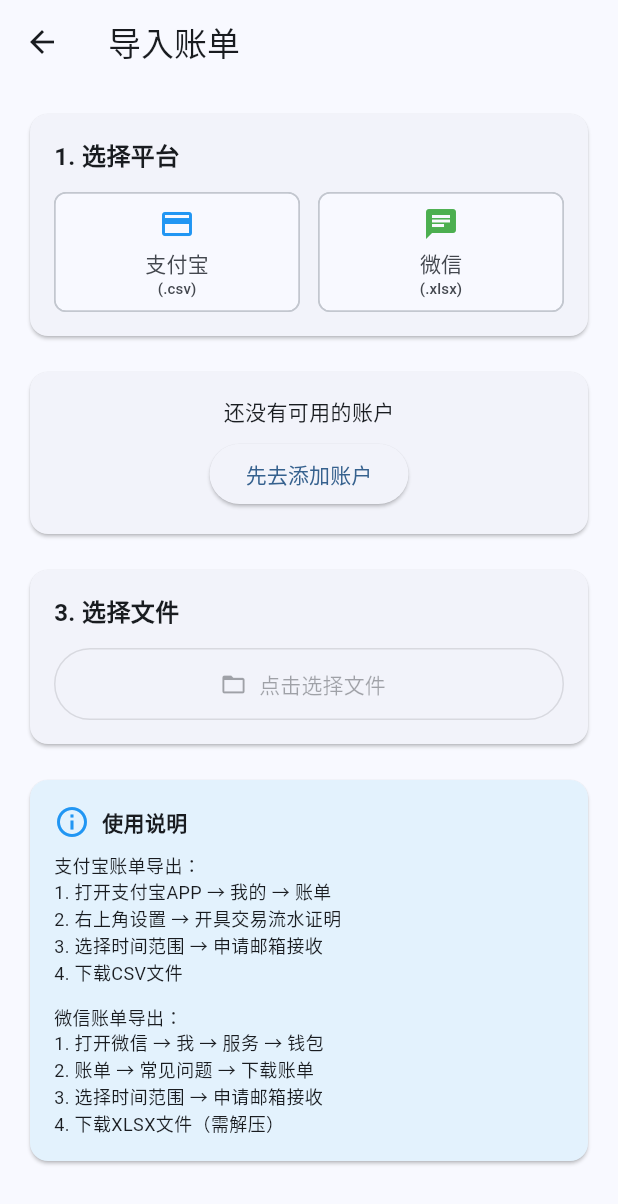
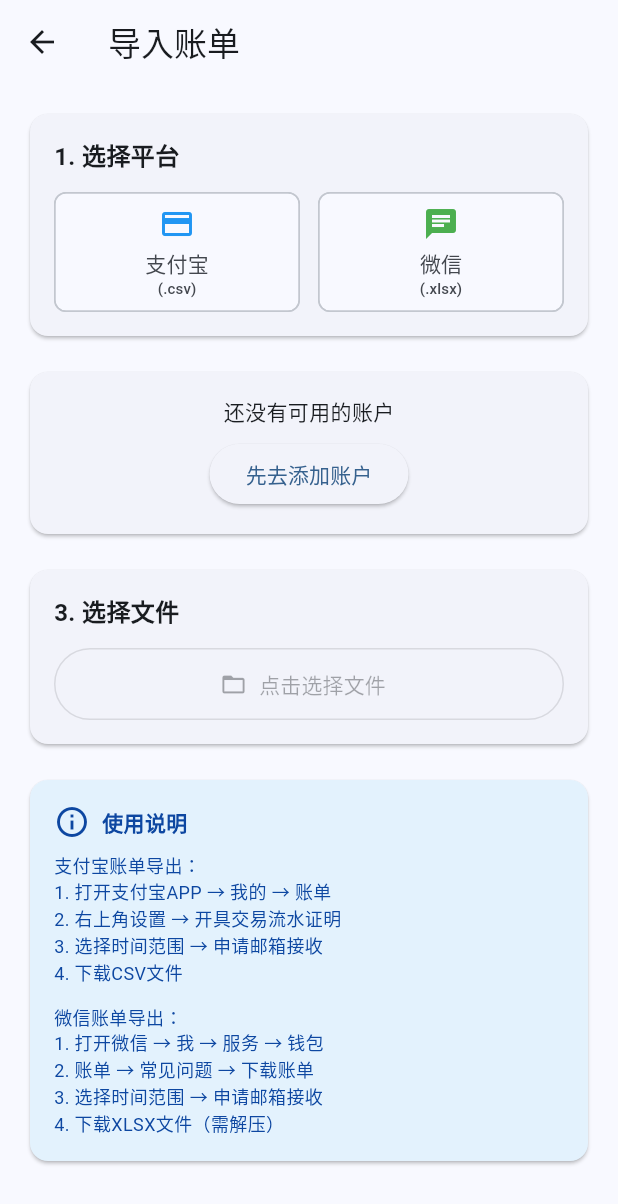
Before and after one commit to OneCodeToEnd/family_bank, a Flutter app: the BillImportScreen screen opened directly, on a phone screen of 412 x 824 dp. Shown: the top 1204 px of the screen. Run offline on Flutter 3.47's test engine with Material 3 defaults, Android fonts, the phone set to English and light mode, and no system bars; our stand-ins replace csv, file_picker, fl_chart, logger, package_info_plus, shared_preferences and 1 more; missing offline and left inert: charset, enough_mail, excel; accounts and stored records are empty.

Commit message:
refactor: 建立统一主题颜色管理系统，完善深色模式适配
## 主要改进

### 1. 创建统一颜色管理系统
- 新增 lib/theme/app_colors.dart，使用 ThemeExtension 机制
- 定义语义化颜色：success（成功）、warning（警告）、info（信息）
- 自动适配浅色/深色模式，无需手动判断 isDark
- 提供便捷访问方式：context.appColors

### 2. 注册到主题系统
- 在 main.dart 中注册 AppColors.light 和 AppColors.dark
- 与 Flutter 主题系统完美集成，自动跟随主题切换

### 3. 修复深色模式显示问题
修复了 11 个文件的硬编码颜色问题：
- ai_settings_screen.dart - 信息卡片、测试结果、模型价格卡片
- ai_prompt_edit_screen.dart - 信息卡片、重置按钮、变量标签
- validation_summary_card.dart - 背景色、标题、表格、问题列表、建议
- bill_import_screen.dart - 使用说明卡片
- email_config_screen.dart - 邮箱设置提示卡片
- annual_budget_form_screen.dart - 说明卡片、汇总按钮
- category_rule_list_screen.dart - 统计标签
- analysis_screen.dart - 收支平衡渐变色
- category_form_screen.dart - 父分类信息卡片
- transaction_detail_screen.dart - 金额卡片（收入/支出）
- member_form_screen.dart - 头像选择器

### 4. 代码质量优化
- 替换已弃用的 withOpacity 为 withValues(alpha:)
- 移除未使用的导入
- 通过 flutter analyze 检查（仅1个无关警告）

## 技术优势

- 统一管理：所有颜色定义在一个文件中，易于维护
- 自动适配：无需手动判断主题模式
- 类型安全：编译时检查，避免错误
- 语义化：颜色名称表达用途，代码更易读
- 扩展性强：轻松添加新颜色

## 其他改动

- 删除 assets/icon/README.md
- 新增图标设计和生成指南文档

🤖 Generated with Claude Code

````diff
--- a/lib/screens/import/bill_import_screen.dart
+++ b/lib/screens/import/bill_import_screen.dart
@@ -3,6 +3,7 @@ import 'package:flutter/material.dart';
 import 'package:provider/provider.dart';
 import 'package:file_picker/file_picker.dart';
 import 'package:intl/intl.dart';
+import '../../theme/app_colors.dart';
 import '../../providers/account_provider.dart';
 import '../../services/import/bill_import_service.dart';
 import '../../services/bill_validation_service.dart';
@@ -325,40 +326,45 @@ class _BillImportScreenState extends State<BillImportScreen> {
 
   /// 使用说明
   Widget _buildInstructions() {
+    final appColors = context.appColors;
+
     return Card(
-      color: Colors.blue.shade50,
+      color: appColors.infoContainer,
       child: Padding(
         padding: const EdgeInsets.all(16),
         child: Column(
           crossAxisAlignment: CrossAxisAlignment.start,
           children: [
-            const Row(
+            Row(
               children: [
-                Icon(Icons.info_outline, color: Colors.blue),
-                SizedBox(width: 8),
+                Icon(Icons.info_outline, color: appColors.onInfoContainer),
+                const SizedBox(width: 8),
                 Text(
                   '使用说明',
-                  style: TextStyle(fontWeight: FontWeight.bold),
+                  style: TextStyle(
+                    fontWeight: FontWeight.bold,
+                    color: appColors.onInfoContainer,
+                  ),
                 ),
               ],
             ),
             const SizedBox(height: 8),
-            const Text(
+            Text(
               '支付宝账单导出：\n'
               '1. 打开支付宝APP → 我的 → 账单\n'
               '2. 右上角设置 → 开具交易流水证明\n'
               '3. 选择时间范围 → 申请邮箱接收\n'
               '4. 下载CSV文件',
-              style: TextStyle(fontSize: 12),
+              style: TextStyle(fontSize: 12, color: appColors.onInfoContainer),
             ),
             const SizedBox(height: 12),
-            const Text(
+            Text(
               '微信账单导出：\n'
               '1. 打开微信 → 我 → 服务 → 钱包\n'
               '2. 账单 → 常见问题 → 下载账单\n'
               '3. 选择时间范围 → 申请邮箱接收\n'
               '4. 下载XLSX文件（需解压）',
-              style: TextStyle(fontSize: 12),
+              style: TextStyle(fontSize: 12, color: appColors.onInfoContainer),
             ),
           ],
         ),
--- /dev/null
+++ b/lib/theme/app_colors.dart
@@ -0,0 +1,141 @@
+import 'package:flutter/material.dart';
+
+/// 应用自定义颜色扩展
+///
+/// 使用 ThemeExtension 机制扩展主题，提供语义化的颜色定义
+/// 自动适配浅色/深色模式
+///
+/// 使用方式：
+/// ```dart
+/// final appColors = Theme.of(context).extension<AppColors>()!;
+/// color: appColors.successColor
+/// ```
+class AppColors extends ThemeExtension<AppColors> {
+  /// 成功状态颜色（用于验证通过、操作成功等）
+  final Color successColor;
+
+  /// 成功状态的容器背景色
+  final Color successContainer;
+
+  /// 成功状态的文字/图标颜色
+  final Color onSuccessContainer;
+
+  /// 警告状态颜色（用于轻微问题、需要注意等）
+  final Color warningColor;
+
+  /// 警告状态的容器背景色
+  final Color warningContainer;
+
+  /// 警告状态的文字/图标颜色
+  final Color onWarningContainer;
+
+  /// 信息提示颜色（用于提示、说明等）
+  final Color infoColor;
+
+  /// 信息提示的容器背景色
+  final Color infoContainer;
+
+  /// 信息提示的文字/图标颜色
+  final Color onInfoContainer;
+
+  const AppColors({
+    required this.successColor,
+    required this.successContainer,
+    required this.onSuccessContainer,
+    required this.warningColor,
+    required this.warningContainer,
+    required this.onWarningContainer,
+    required this.infoColor,
+    required this.infoContainer,
+    required this.onInfoContainer,
+  });
+
+  /// 浅色模式的颜色配置
+  static const light = AppColors(
+    // 成功色 - 绿色系
+    successColor: Color(0xFF2E7D32), // Colors.green.shade700
+    successContainer: Color(0xFFE8F5E9), // Colors.green.shade50
+    onSuccessContainer: Color(0xFF1B5E20), // Colors.green.shade900
+
+    // 警告色 - 橙色系
+    warningColor: Color(0xFFE65100), // Colors.orange.shade700
+    warningContainer: Color(0xFFFFF3E0), // Colors.orange.shade50
+    onWarningContainer: Color(0xFFE65100), // Colors.orange.shade700
+
+    // 信息色 - 蓝色系
+    infoColor: Color(0xFF1976D2), // Colors.blue.shade700
+    infoContainer: Color(0xFFE3F2FD), // Colors.blue.shade50
+    onInfoContainer: Color(0xFF0D47A1), // Colors.blue.shade900
+  );
+
+  /// 深色模式的颜色配置
+  static const dark = AppColors(
+    // 成功色 - 绿色系（深色模式使用较浅的颜色）
+    successColor: Color(0xFF81C784), // Colors.green.shade300
+    successContainer: Color(0xFF1B5E20), // Colors.green.shade900 with opacity
+    onSuccessContainer: Color(0xFFC8E6C9), // Colors.green.shade100
+
+    // 警告色 - 橙色系
+    warningColor: Color(0xFFFFB74D), // Colors.orange.shade300
+    warningContainer: Color(0xFFE65100), // Colors.orange.shade900 with opacity
+    onWarningContainer: Color(0xFFFFE0B2), // Colors.orange.shade100
+
+    // 信息色 - 蓝色系
+    infoColor: Color(0xFF64B5F6), // Colors.blue.shade300
+    infoContainer: Color(0xFF0D47A1), // Colors.blue.shade900 with opacity
+    onInfoContainer: Color(0xFFBBDEFB), // Colors.blue.shade100
+  );
+
+  @override
+  ThemeExtension<AppColors> copyWith({
+    Color? successColor,
+    Color? successContainer,
+    Color? onSuccessContainer,
+    Color? warningColor,
+    Color? warningContainer,
+    Color? onWarningContainer,
+    Color? infoColor,
+    Color? infoContainer,
+    Color? onInfoContainer,
+  }) {
+    return AppColors(
+      successColor: successColor ?? this.successColor,
+      successContainer: successContainer ?? this.successContainer,
+      onSuccessContainer: onSuccessContainer ?? this.onSuccessContainer,
+      warningColor: warningColor ?? this.warningColor,
+      warningContainer: warningContainer ?? this.warningContainer,
+      onWarningContainer: onWarningContainer ?? this.onWarningContainer,
+      infoColor: infoColor ?? this.infoColor,
+      infoContainer: infoContainer ?? this.infoContainer,
+      onInfoContainer: onInfoContainer ?? this.onInfoContainer,
+    );
+  }
+
+  @override
+  ThemeExtension<AppColors> lerp(
+    covariant ThemeExtension<AppColors>? other,
+    double t,
+  ) {
+    if (other is! AppColors) {
+      return this;
+    }
+
+    return AppColors(
+      successColor: Color.lerp(successColor, other.successColor, t)!,
+      successContainer: Color.lerp(successContainer, other.successContainer, t)!,
+      onSuccessContainer: Color.lerp(onSuccessContainer, other.onSuccessContainer, t)!,
+      warningColor: Color.lerp(warningColor, other.warningColor, t)!,
+      warningContainer: Color.lerp(warningContainer, other.warningContainer, t)!,
+      onWarningContainer: Color.lerp(onWarningContainer, other.onWarningContainer, t)!,
+      infoColor: Color.lerp(infoColor, other.infoColor, t)!,
+      infoContainer: Color.lerp(infoContainer, other.infoContainer, t)!,
+      onInfoContainer: Color.lerp(onInfoContainer, other.onInfoContainer, t)!,
+    );
+  }
+}
+
+/// 便捷扩展方法，简化颜色访问
+extension AppColorsExtension on BuildContext {
+  /// 获取应用自定义颜色
+  AppColors get appColors => Theme.of(this).extension<AppColors>()!;
+}
````
Also changed, not shown: lib/main.dart (+7 -0 lines), lib/screens/analysis/analysis_screen.dart (+9 -3 lines), lib/screens/budget/annual_budget_form_screen.dart (+21 -10 lines), lib/screens/category/category_form_screen.dart (+12 -5 lines), lib/screens/category/category_rule_list_screen.dart (+9 -3 lines), lib/screens/member/member_form_screen.dart (+10 -5 lines), lib/screens/settings/ai_prompt_edit_screen.dart (+26 -13 lines), lib/screens/settings/ai_settings_screen.dart (+21 -41 lines), lib/screens/settings/email_config_screen.dart (+17 -8 lines), lib/screens/settings/settings_screen.dart (+6 -1 lines), lib/screens/transaction/transaction_detail_screen.dart (+16 -5 lines), lib/widgets/validation/validation_summary_card.dart (+36 -18 lines), 3 other files.
